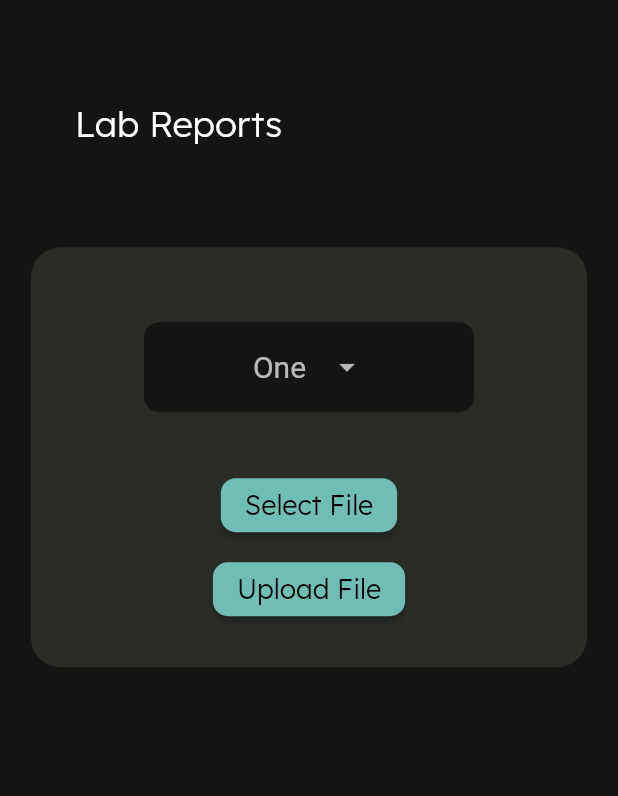
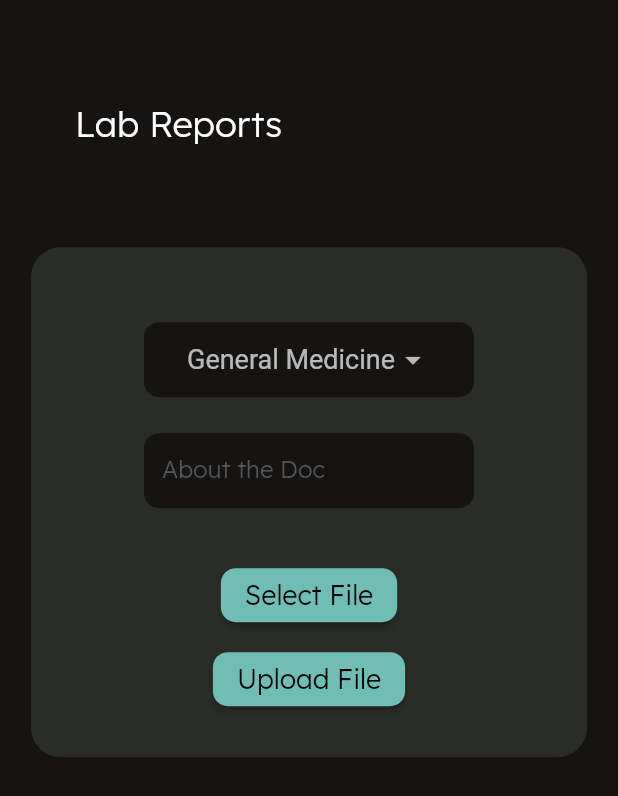
Before and after one commit to notdatriya/DocDock, a Flutter app: the MedicalHistoryPage screen opened directly, after a tap on "Lab Reports", on a phone screen of 412 x 824 dp. Shown: the top 796 px of the screen. Run offline on Flutter 3.47's test engine with Material 2 defaults, Android fonts, the phone set to English and light mode, and no system bars; our stand-ins replace awesome_dialog, curved_navigation_bar, file_picker, firebase_core, firebase_storage; missing offline and left inert: const_date_time; accounts and stored records are empty; network calls fail.

Commit message:
added firebase and mysql integration

```diff
--- a/lib/CustomUI/file_upload_widget.dart
+++ b/lib/CustomUI/file_upload_widget.dart
@@ -1,46 +1,88 @@
+import 'package:flutter/material.dart';
 
-import 'package:flutter/material.dart';
-const List<String> list = <String>['One', 'Two', 'Three', 'Four'];
+const List<String> list = <String>[
+  'General Medicine',
+  'Women Health',
+  'Heart',
+  'Skin & Hair',
+  'Dental Care',
+  'Kidney & Urinary',
+  'Bone & Joints',
+  'Child Speciality',
+  'Ayurveda',
+  'General Surgery',
+  'Digestive Issues',
+  'Eye Speciality'
+];
+String dropdownValue = list.first;
+String abt_text = 'Testing';
+
 class FileUpload extends StatelessWidget {
   final String label;
   final VoidCallback onClickedSelect;
   final VoidCallback onClickedUpload;
   final TextEditingController controller;
-   FileUpload({
-    Key? key,
+  FileUpload(
+      {Key? key,
       required this.label,
       required this.controller,
       required this.onClickedSelect,
-    required this.onClickedUpload
-  }) : super(key: key);
-
+      required this.onClickedUpload})
+      : super(key: key);
 
   @override
   Widget build(BuildContext context) {
-    final height=MediaQuery.of(context).size.height;
-    final width=MediaQuery.of(context).size.width;
+    String saveText() {
+      abt_text = controller.text;
+      print(abt_text);
+      return abt_text; // Do something with the text here
+    }
+
+    final height = MediaQuery.of(context).size.height;
+    final width = MediaQuery.of(context).size.width;
     return Container(
         decoration: BoxDecoration(
-        color: Color(0xff2A2C28),
-        borderRadius: BorderRadius.circular(20)
-      ),
-      width: width*.9,
-      child:Column(
+            color: Color(0xff2A2C28), borderRadius: BorderRadius.circular(20)),
+        width: width * .9,
+        child: Column(
           children: [
             SizedBox(height: 50),
             Container(
-          height: 60,
+              height: 50,
               width: 220,
               decoration: BoxDecoration(
                   color: Color(0xff151413),
                   borderRadius: BorderRadius.circular(10)),
-
               child: Padding(
                 padding: const EdgeInsets.symmetric(horizontal: 12.0),
                 child: Center(child: DropdownButtonExample()),
               ),
             ),
-        SizedBox(height: 38),
+            //Text box
+            SizedBox(height: 24),
+            Container(
+              height: 50,
+              width: 220,
+              decoration: BoxDecoration(
+                  color: Color(0xff151413),
+                  borderRadius: BorderRadius.circular(10)),
+              child: Padding(
+                padding: const EdgeInsets.symmetric(horizontal: 12.0),
+                child: TextField(
+                  controller: controller,
+                  onChanged: (valueAbtDoc) {
+                    saveText();
+                  },
+                  decoration: InputDecoration(
+                    border: InputBorder.none,
+                    hintText: "About the Doc",
+                    hintStyle:
+                        TextStyle(color: Color.fromARGB(255, 87, 87, 87)),
+                  ),
+                ),
+              ),
+            ),
+            SizedBox(height: 34),
             Column(
               mainAxisAlignment: MainAxisAlignment.spaceEvenly,
               children: [
@@ -54,8 +96,8 @@ class FileUpload extends StatelessWidget {
                             fontSize: 18,
                             fontWeight: FontWeight.w500)),
                     style: ButtonStyle(
-                  backgroundColor: MaterialStateProperty.resolveWith((states) =>
-                  states.contains(MaterialState.pressed)
+                      backgroundColor: MaterialStateProperty.resolveWith(
+                          (states) => states.contains(MaterialState.pressed)
                               ? Colors.black87
                               : Color(0xff6FBDB4)),
                       shape: MaterialStateProperty.all<RoundedRectangleBorder>(
@@ -76,8 +118,8 @@ class FileUpload extends StatelessWidget {
                             fontWeight: FontWeight.w500)),
                     //Icon(Icons.upload_outlined,color: Colors.black87,),
                     style: ButtonStyle(
-                  backgroundColor: MaterialStateProperty.resolveWith((states) =>
-                  states.contains(MaterialState.pressed)
+                      backgroundColor: MaterialStateProperty.resolveWith(
+                          (states) => states.contains(MaterialState.pressed)
                               ? Colors.black87
                               : Color(0xff6FBDB4)),
                       shape: MaterialStateProperty.all<RoundedRectangleBorder>(
@@ -89,12 +131,9 @@ class FileUpload extends StatelessWidget {
               ],
             )
           ],
-      )
-    );
+        ));
   }
 }
-
-
 
 class DropdownButtonExample extends StatefulWidget {
   const DropdownButtonExample({super.key});
@@ -104,15 +143,14 @@ class DropdownButtonExample extends StatefulWidget {
 }
 
 class _DropdownButtonExampleState extends State<DropdownButtonExample> {
-  String dropdownValue = list.first;
-
   @override
   Widget build(BuildContext context) {
     return DropdownButton<String>(
       value: dropdownValue,
+      hint: Text("Select Speciality"),
       icon: const Icon(Icons.arrow_drop_down_outlined),
       elevation: 16,
-      style: const TextStyle(color: Colors.white70,fontSize: 20),
+      style: const TextStyle(color: Colors.white70, fontSize: 18),
       underline: Container(
         height: 0,
         color: Colors.white70,
--- a/lib/Screens/medical_history_page.dart
+++ b/lib/Screens/medical_history_page.dart
@@ -1,4 +1,4 @@
-
+import 'package:doc_dock/CustomUI/file_upload_widget.dart';
 import 'package:doc_dock/CustomUI/reusable_widgets.dart';
 import 'package:doc_dock/Screens/subcategories/lab_reports_page.dart';
 import 'package:doc_dock/Screens/subcategories/scans_page.dart';
@@ -14,92 +14,97 @@ class MedicalHistoryPage extends StatefulWidget {
 class _MedicalHistoryPageState extends State<MedicalHistoryPage> {
   @override
   Widget build(BuildContext context) {
-    final height=MediaQuery.of(context).size.height;
-    final width=MediaQuery.of(context).size.width;
+    final height = MediaQuery.of(context).size.height;
+    final width = MediaQuery.of(context).size.width;
     return Scaffold(
       backgroundColor: Color(0xff151413),
       resizeToAvoidBottomInset: true,
       body: SingleChildScrollView(
         child: Column(
           children: [
-            SizedBox(height: 100,),
-            Row(children: [
-              SizedBox(width: width*.33,),
-              Text("Categories",style: TextStyle(fontSize: 25,fontWeight: FontWeight.w500),)
-            ],),
+            SizedBox(
+              height: 100,
+            ),
+            Row(
+              children: [
+                SizedBox(
+                  width: width * .33,
+                ),
+                Text(
+                  "Categories",
+                  style: TextStyle(fontSize: 25, fontWeight: FontWeight.w500),
+                )
+              ],
+            ),
             SizedBox(
               height: height,
               width: width,
-              child: Stack(
-                children:[
+              child: Stack(children: [
                 Positioned(
-                  left: width*.2,
-                  top:20,
+                  left: width * .2,
+                  top: 20,
                   child: Container(
-
-                    width: width*.6,
-                    height: height*.8,
+                    width: width * .6,
+                    height: height * .8,
                     child: ListView(
                       children: [
                         GestureDetector(
-                          onTap: (){
+                            onTap: () {
                               // Navigator.push(
                               //     context,
                               //     MaterialPageRoute(builder: (context) => RootPage()
                               //     ));
                             },
-                            child: CategoryTab("Vitals")
-                        ),
+                            child: CategoryTab("Vitals")),
                         GestureDetector(
-                            onTap: (){
+                            onTap: () {
                               Navigator.push(
                                   context,
-                                  MaterialPageRoute(builder: (context) => LabReports()
-                                  ));
+                                  MaterialPageRoute(
+                                      builder: (context) => LabReports(
+                                            category: "LabReports",
+                                            dropDownValue: dropdownValue,
+                                            aboutData: abt_text,
+                                          )));
                             },
-                            child: CategoryTab("Lab Reports")
-                        ),
+                            child: CategoryTab("Lab Reports")),
                         GestureDetector(
-                            onTap: (){
+                            onTap: () {
                               Navigator.push(
                                   context,
-                                  MaterialPageRoute(builder: (context) => Scans()
-                                  ));
+                                  MaterialPageRoute(
+                                      builder: (context) => Scans()));
                             },
-                            child: CategoryTab("Scans")
-                        ),
+                            child: CategoryTab("Scans")),
                         GestureDetector(
-                            onTap: (){
+                            onTap: () {
                               // Navigator.push(
                               //     context,
                               //     MaterialPageRoute(builder: (context) => RootPage()
                               //     ));
                             },
-                            child: CategoryTab("Consultation Reports")
-                        ),
+                            child: CategoryTab("Consultation Reports")),
                         GestureDetector(
-                            onTap: (){
+                            onTap: () {
                               // Navigator.push(
                               //     context,
                               //     MaterialPageRoute(builder: (context) => RootPage()
                               //     ));
                             },
-                            child: CategoryTab("Vaccination Reports")
-                        ),
+                            child: CategoryTab("Vaccination Reports")),
                         GestureDetector(
-                            onTap: (){
+                            onTap: () {
                               // Navigator.push(
                               //     context,
                               //     MaterialPageRoute(builder: (context) => RootPage()
                               //     ));
                             },
-                            child: CategoryTab("Medical History")
-                        ),
+                            child: CategoryTab("Medical History")),
                       ],
                     ),
                   ),
-                ),]
                 ),
+              ]),
             ),
           ],
         ),
--- a/lib/Screens/subcategories/lab_reports_page.dart
+++ b/lib/Screens/subcategories/lab_reports_page.dart
@@ -1,46 +1,79 @@
-
 import 'dart:io';
 import 'package:path/path.dart' as Path;
 import 'package:file_picker/file_picker.dart';
 import 'package:firebase_storage/firebase_storage.dart';
 import 'package:flutter/material.dart';
-
+import 'package:http/http.dart' as http;
+import 'dart:convert';
 import '../../CustomUI/file_upload_widget.dart';
 import '../../api/firebase_api.dart';
 
-// 0xff303131
 class LabReports extends StatefulWidget {
-  const LabReports({Key? key}) : super(key: key);
-
+  const LabReports(
+      {Key? key,
+      required this.category,
+      required this.dropDownValue,
+      required this.aboutData})
+      : super(key: key);
+  final String category;
+  final String dropDownValue;
+  final String aboutData;
   @override
   State<LabReports> createState() => _LabReportsState();
 }
 
 class _LabReportsState extends State<LabReports> {
+  void addDoc() async {
+    var url = Uri.parse('https://docdock.onrender.com/addDoc');
+    var requestBody = jsonEncode({
+      "patient_id": 1,
+      "category": widget.category.toString(),
+      "sub_category": widget.dropDownValue,
+      "link": urlDownload,
+      "about": widget.aboutData
+    });
+    var response = await http.post(url,
+        headers: {
+          HttpHeaders.contentTypeHeader: 'application/json',
+          HttpHeaders.acceptHeader: '*'
+        },
+        body: requestBody);
+
+    print(response.statusCode);
+  }
+
   UploadTask? task;
   File? file;
-  TextEditingController _controller=new TextEditingController();
+  TextEditingController _controller = new TextEditingController();
   @override
   Widget build(BuildContext context) {
-    final height=MediaQuery.of(context).size.height;
-    final width=MediaQuery.of(context).size.width;
+    final height = MediaQuery.of(context).size.height;
+    final width = MediaQuery.of(context).size.width;
     return Scaffold(
       backgroundColor: Color(0xff151413),
       body: Column(
         children: [
-          SizedBox(height: height*.2,child:
-          Center(child:
-          Align(alignment: Alignment.centerLeft,
-              child: Padding(
-                padding: const EdgeInsets.symmetric(horizontal: 50.0,),
-                child: Text('Lab Reports',style: TextStyle(fontSize: 24),),
-              ))),),
+          SizedBox(
+            height: height * .2,
+            child: Center(
+                child: Align(
+                    alignment: Alignment.centerLeft,
+                    child: Padding(
+                      padding: const EdgeInsets.symmetric(
+                        horizontal: 50.0,
+                      ),
+                      child: Text(
+                        'Lab Reports',
+                        style: TextStyle(fontSize: 24),
+                      ),
+                    ))),
+          ),
           Align(
             alignment: Alignment.center,
             child: Container(
-              height: 280,
+              height: 340,
               child: FileUpload(
-                label:"Enter subcategory",
+                label: "Enter subcategory",
                 controller: _controller,
                 onClickedSelect: selectFile,
                 onClickedUpload: uploadFile,
@@ -61,6 +94,7 @@ class _LabReportsState extends State<LabReports> {
     setState(() => file = File(path));
   }
 
+  String urlDownload = '';
   Future uploadFile() async {
     if (file == null) return;
 
@@ -73,13 +107,14 @@ class _LabReportsState extends State<LabReports> {
     if (task == null) return;
 
     final snapshot = await task!.whenComplete(() {});
-    final urlDownload = await snapshot.ref.getDownloadURL();
+    urlDownload = await snapshot.ref.getDownloadURL();
 
     print('Download-Link: $urlDownload');
+    addDoc();
+    // return urlDownload;
   }
 
-  Widget buildUploadStatus(UploadTask task) =>
-      StreamBuilder<TaskSnapshot>(
+  Widget buildUploadStatus(UploadTask task) => StreamBuilder<TaskSnapshot>(
         stream: task.snapshotEvents,
         builder: (context, snapshot) {
           if (snapshot.hasData) {
--- a/lib/main.dart
+++ b/lib/main.dart
@@ -23,7 +23,7 @@ class MyApp extends StatelessWidget {
           fontFamily: "Lexend_Deca",
           primarySwatch: Colors.blue,
           brightness: Brightness.dark),
-      home: LoginPage(),
+      home: RootPage(),
       debugShowCheckedModeBanner: false,
     );
   }
```
Also changed, not shown: lib/Screens/LoginPage.dart (+12 -6 lines). Lines whose indentation alone changed are shown as unchanged.
